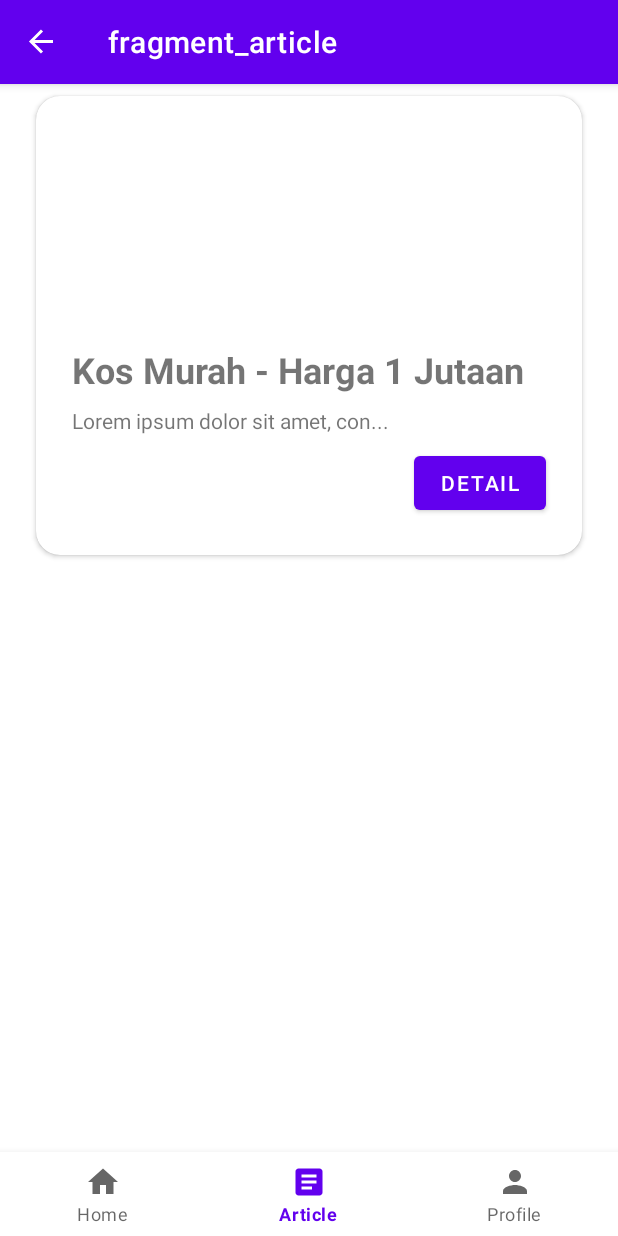
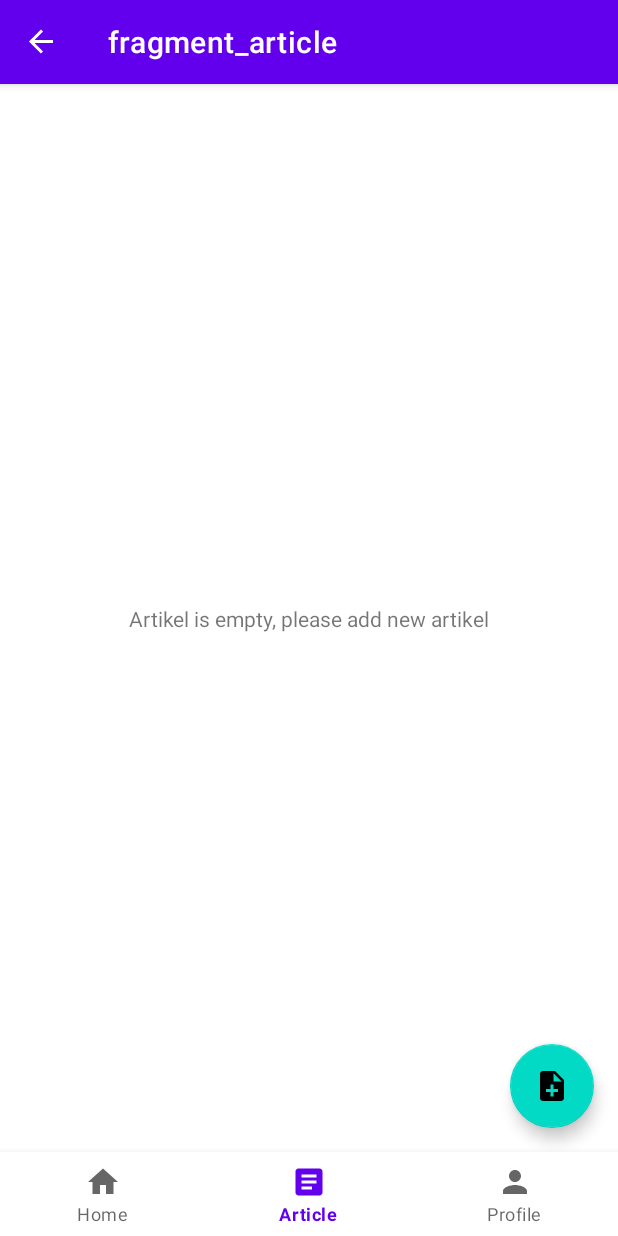
Before and after one commit to PieceOfCloth/B_160419039_160419043_160419073_ProjectANMPUAS, an Android app: the ArticleFragment screen opened through its navigation route, on a phone screen of 412 x 824 dp. Run offline under Robolectric (Android 15) with nearby library versions, the phone set to English and light mode, and no system bars; our stand-ins replace Picasso, Room's generated code, Volley, navigation-ui; network calls fail; pictures from the network do not load; 1 statement that could not run was skipped.

Commit message:
UI artikel + file adapter kosongan

```diff
--- /dev/null
+++ b/app/src/main/java/com/example/b_160419073_projectuts/view/ListArtikelAdapter.kt
@@ -0,0 +1,4 @@
+package com.example.b_160419073_projectuts.view
+
+class ListArtikelAdapter {
+}
--- /dev/null
+++ b/app/src/main/res/drawable/ic_baseline_delete_24.xml
@@ -0,0 +1,5 @@
+<vector android:height="24dp" android:tint="#FF0000"
+    android:viewportHeight="24" android:viewportWidth="24"
+    android:width="24dp" xmlns:android="http://schemas.android.com/apk/res/android">
+    <path android:fillColor="@android:color/white" android:pathData="M6,19c0,1.1 0.9,2 2,2h8c1.1,0 2,-0.9 2,-2V7H6v12zM19,4h-3.5l-1,-1h-5l-1,1H5v2h14V4z"/>
+</vector>
--- /dev/null
+++ b/app/src/main/res/drawable/ic_baseline_edit_24.xml
@@ -0,0 +1,5 @@
+<vector android:height="24dp" android:tint="#FF6A00"
+    android:viewportHeight="24" android:viewportWidth="24"
+    android:width="24dp" xmlns:android="http://schemas.android.com/apk/res/android">
+    <path android:fillColor="@android:color/white" android:pathData="M3,17.25V21h3.75L17.81,9.94l-3.75,-3.75L3,17.25zM20.71,7.04c0.39,-0.39 0.39,-1.02 0,-1.41l-2.34,-2.34c-0.39,-0.39 -1.02,-0.39 -1.41,0l-1.83,1.83 3.75,3.75 1.83,-1.83z"/>
+</vector>
--- /dev/null
+++ b/app/src/main/res/drawable/ic_baseline_note_add_24.xml
@@ -0,0 +1,5 @@
+<vector android:height="24dp" android:tint="#27E540"
+    android:viewportHeight="24" android:viewportWidth="24"
+    android:width="24dp" xmlns:android="http://schemas.android.com/apk/res/android">
+    <path android:fillColor="@android:color/white" android:pathData="M14,2L6,2c-1.1,0 -1.99,0.9 -1.99,2L4,20c0,1.1 0.89,2 1.99,2L18,22c1.1,0 2,-0.9 2,-2L20,8l-6,-6zM16,16h-3v3h-2v-3L8,16v-2h3v-3h2v3h3v2zM13,9L13,3.5L18.5,9L13,9z"/>
+</vector>
--- a/app/src/main/res/layout/fragment_article.xml
+++ b/app/src/main/res/layout/fragment_article.xml
@@ -10,67 +10,38 @@
         android:layout_width="match_parent"
         android:layout_height="match_parent">
 
-        <androidx.cardview.widget.CardView
-            android:layout_width="0dp"
+        <com.google.android.material.floatingactionbutton.FloatingActionButton
+            android:id="@+id/fabAddArtikel"
+            android:layout_width="wrap_content"
             android:layout_height="wrap_content"
-            android:layout_marginStart="24dp"
-            android:layout_marginTop="8dp"
-            android:layout_marginEnd="24dp"
-            app:cardCornerRadius="16dp"
+            android:layout_marginRight="16dp"
+            android:layout_marginBottom="16dp"
+            android:clickable="true"
+            android:src="@drawable/ic_baseline_note_add_24"
+            app:layout_constraintBottom_toBottomOf="@+id/recViewArtikel"
+            app:layout_constraintEnd_toEndOf="@+id/recViewArtikel" />
+
+        <TextView
+            android:id="@+id/txtEmptyArtikel"
+            android:layout_width="wrap_content"
+            android:layout_height="wrap_content"
+            android:text="Artikel is empty, please add new artikel"
+            app:layout_constraintBottom_toBottomOf="@+id/recViewArtikel"
+            app:layout_constraintEnd_toEndOf="@+id/recViewArtikel"
+            app:layout_constraintStart_toStartOf="@+id/recViewArtikel"
+            app:layout_constraintTop_toTopOf="@+id/recViewArtikel" />
+
+        <androidx.recyclerview.widget.RecyclerView
+            android:id="@+id/recViewArtikel"
+            android:layout_width="match_parent"
+            android:layout_height="match_parent"
+            app:layout_constraintBottom_toBottomOf="parent"
             app:layout_constraintEnd_toEndOf="parent"
+            app:layout_constraintHorizontal_bias="0.0"
             app:layout_constraintStart_toStartOf="parent"
-            app:layout_constraintTop_toTopOf="parent">
+            app:layout_constraintTop_toTopOf="parent"
+            app:layout_constraintVertical_bias="0.0">
 
-            <androidx.constraintlayout.widget.ConstraintLayout
-                android:layout_width="match_parent"
-                android:layout_height="match_parent">
-
-                <ImageView
-                    android:id="@+id/imageView5"
-                    android:layout_width="0dp"
-                    android:layout_height="150dp"
-                    app:layout_constraintEnd_toEndOf="parent"
-                    app:layout_constraintStart_toStartOf="parent"
-                    app:layout_constraintTop_toTopOf="parent"
-                    tools:src="@tools:sample/avatars" />
-
-                <TextView
-                    android:id="@+id/textView8"
-                    android:layout_width="wrap_content"
-                    android:layout_height="wrap_content"
-                    android:layout_marginStart="24dp"
-                    android:layout_marginTop="16dp"
-                    android:text="Kos Murah - Harga 1 Jutaan"
-                    android:textSize="24sp"
-                    android:textStyle="bold"
-                    app:layout_constraintStart_toStartOf="parent"
-                    app:layout_constraintTop_toBottomOf="@+id/imageView5" />
-
-                <TextView
-                    android:id="@+id/textView11"
-                    android:layout_width="wrap_content"
-                    android:layout_height="wrap_content"
-                    android:layout_marginTop="8dp"
-                    android:layout_marginEnd="8dp"
-                    android:text="Lorem ipsum dolor sit amet, con..."
-                    app:layout_constraintEnd_toStartOf="@+id/btnDetailArticle"
-                    app:layout_constraintHorizontal_bias="0.0"
-                    app:layout_constraintStart_toStartOf="@+id/textView8"
-                    app:layout_constraintTop_toBottomOf="@+id/textView8" />
-
-                <Button
-                    android:id="@+id/btnDetailArticle"
-                    android:layout_width="wrap_content"
-                    android:layout_height="wrap_content"
-                    android:layout_marginTop="8dp"
-                    android:layout_marginEnd="24dp"
-                    android:layout_marginBottom="24dp"
-                    android:text="Detail"
-                    app:layout_constraintBottom_toBottomOf="parent"
-                    app:layout_constraintEnd_toEndOf="parent"
-                    app:layout_constraintTop_toBottomOf="@+id/textView11" />
-            </androidx.constraintlayout.widget.ConstraintLayout>
-        </androidx.cardview.widget.CardView>
-
+        </androidx.recyclerview.widget.RecyclerView>
     </androidx.constraintlayout.widget.ConstraintLayout>
 </FrameLayout>
--- a/app/src/main/res/navigation/main_navigation.xml
+++ b/app/src/main/res/navigation/main_navigation.xml
@@ -61,6 +61,9 @@
         <action
             android:id="@+id/actionArticleDetail"
             app:destination="@id/articleDetailFragment" />
+        <action
+            android:id="@+id/actionCreateArtikel"
+            app:destination="@id/addArticleFragment" />
     </fragment>
     <fragment
         android:id="@+id/articleDetailFragment"
@@ -91,4 +94,9 @@
             app:destination="@id/itemProfile"
             app:popUpTo="@id/itemProfile" />
     </fragment>
+    <fragment
+        android:id="@+id/addArticleFragment"
+        android:name="com.example.b_160419073_projectuts.view.AddArticleFragment"
+        android:label="fragment_add_article"
+        tools:layout="@layout/fragment_add_article" />
 </navigation>
--- a/build.gradle
+++ b/build.gradle
@@ -11,7 +11,7 @@ buildscript {
 plugins {
     id 'com.android.application' version '7.1.1' apply false
     id 'com.android.library' version '7.1.1' apply false
-    id 'org.jetbrains.kotlin.android' version '1.6.10' apply false
+    id 'org.jetbrains.kotlin.android' version '1.7.0' apply false
 }
 
 task clean(type: Delete) {
```
Also changed, not shown: app/src/main/java/com/example/b_160419073_projectuts/view/AddArticleFragment.kt (added, +60 -0 lines), app/src/main/res/layout/fragment_add_article.xml (added, +104 -0 lines), app/src/main/res/layout/list_article_item.xml (+71 -1 lines).
